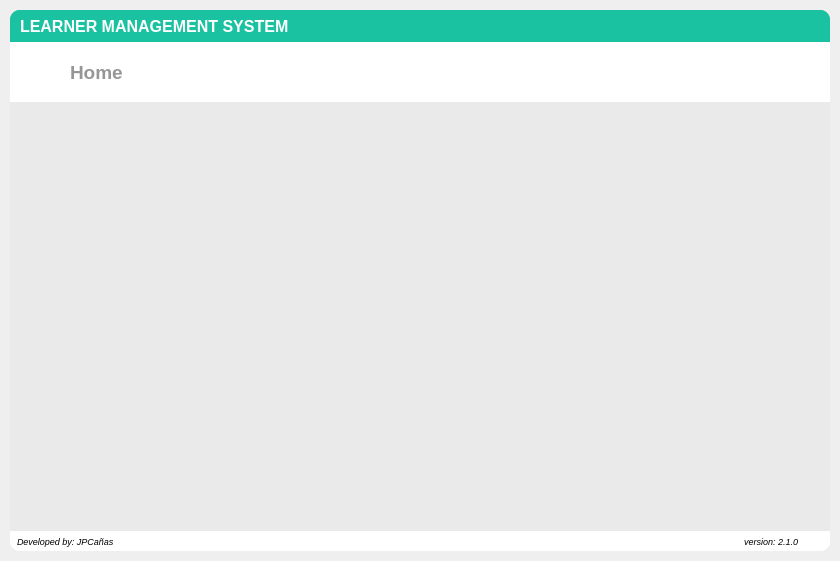
Qt form LMS_v2.1/ui/ui_mainWindow.ui (jpcanas/School_LMSv2) before a commit.
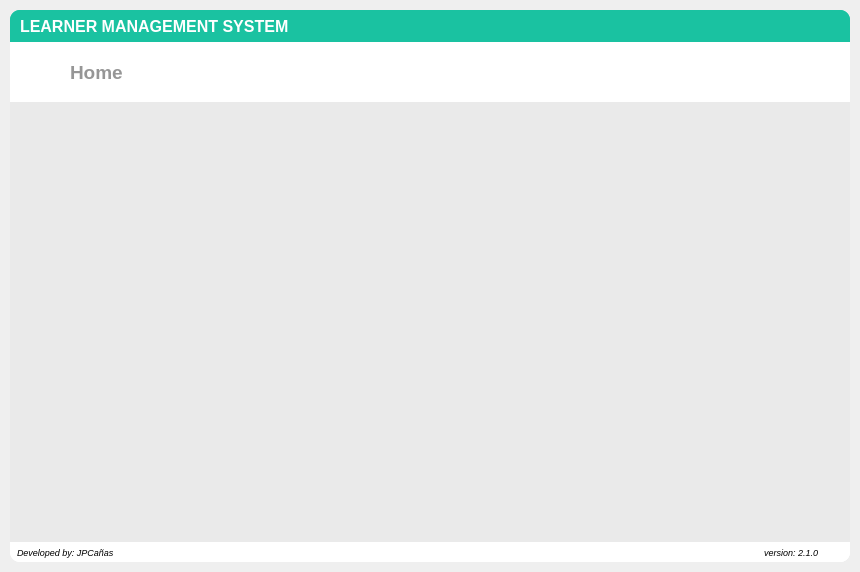
The same form after that commit. The open tabs and pages were chosen to show the change. Icons and pictures are not drawn.

```diff
--- a/LMS_v2.1/ui/ui_mainWindow.ui
+++ b/LMS_v2.1/ui/ui_mainWindow.ui
@@ -6,8 +6,8 @@
    <rect>
     <x>0</x>
     <y>0</y>
-    <width>840</width>
-    <height>561</height>
+    <width>860</width>
+    <height>572</height>
    </rect>
   </property>
   <property name="font">
```
Left out of the diff: 2 changed lines with no effect on the pictures.
